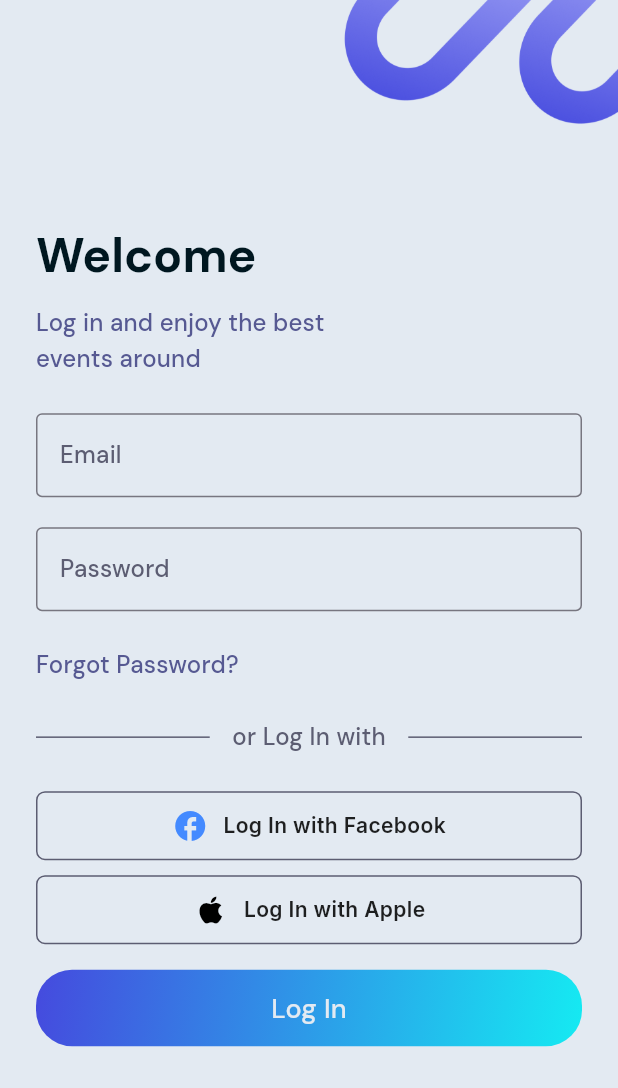
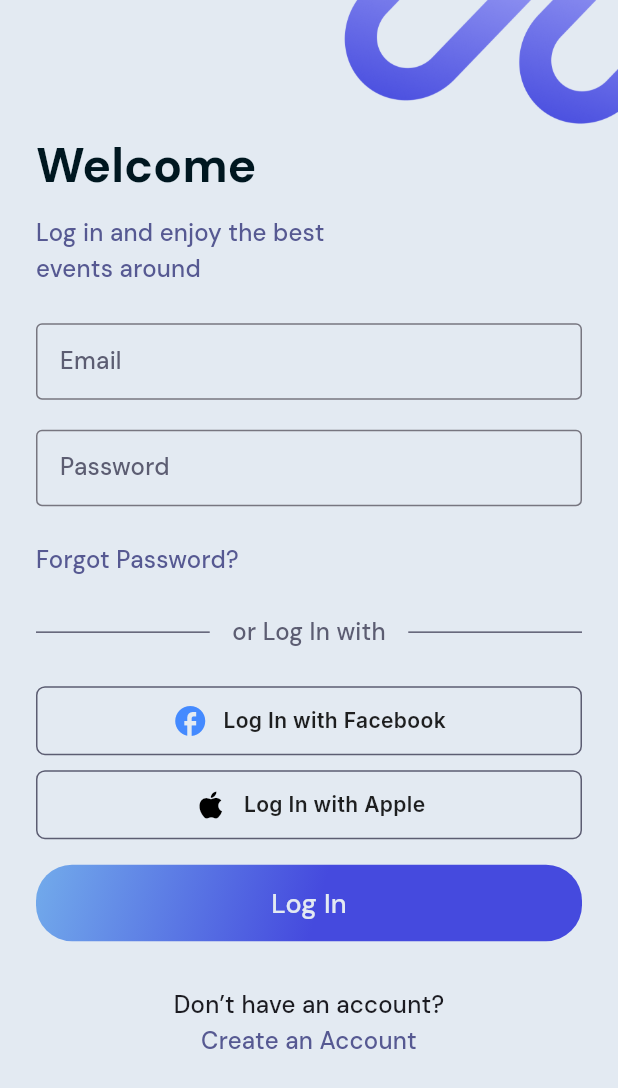
Before and after one commit to dexter9code/Flutter_projects, a Flutter app: the screen it shows after launch, on a phone screen of 412 x 824 dp. Shown: the top 1088 px of the screen. Run offline on Flutter 3.47's test engine with Material 2 defaults, Android fonts, the phone set to English and light mode, and no system bars; our stand-ins replace google_fonts.

```diff
--- a/lib/screens/login.dart
+++ b/lib/screens/login.dart
@@ -13,13 +13,38 @@ class LoginScreen extends StatefulWidget {
 }
 
 class _LoginScreenState extends State<LoginScreen> {
+  final _emailText = TextEditingController();
+  final _passwordText = TextEditingController();
+  final _formKey = GlobalKey<FormState>();
+  var _emailError = false;
+  var _passwordError = false;
+
+  @override
+  void dispose() {
+    _emailText.dispose();
+    _passwordText.dispose();
+    super.dispose();
+  }
+
+  void onPressLoginHandler() {
+    final validate = _formKey.currentState!.validate();
+    if (validate) {
+      _formKey.currentState!.save();
+    }
+    print(_emailText.text);
+    print(_passwordText.text);
+  }
+
   @override
   Widget build(BuildContext context) {
+    final primaryColor = Theme.of(context).colorScheme.primary;
+
     return Scaffold(
         backgroundColor: Theme.of(context).colorScheme.background,
         body: Column(
           mainAxisAlignment: MainAxisAlignment.start,
           crossAxisAlignment: CrossAxisAlignment.start,
+          mainAxisSize: MainAxisSize.min,
           children: [
             SizedBox(
               height: MediaQuery.of(context).padding.top,
@@ -31,15 +56,22 @@ class _LoginScreenState extends State<LoginScreen> {
                 child: Image.asset('assets/top.png'),
               ),
             ]),
-            SingleChildScrollView(
+            Expanded(
+              child: Container(
+                transform: Matrix4.translationValues(0, -60, 0),
+                child: SingleChildScrollView(
                   child: Padding(
                     padding: const EdgeInsets.only(left: 24, right: 24),
                     child: Column(
+                      mainAxisSize: MainAxisSize.min,
                       crossAxisAlignment: CrossAxisAlignment.start,
                       children: [
                         Text(
                           "Welcome",
-                      style: Theme.of(context).textTheme.titleLarge!.copyWith(
+                          style: Theme.of(context)
+                              .textTheme
+                              .titleLarge!
+                              .copyWith(
                                   color: const Color.fromARGB(255, 0, 23, 32),
                                   fontSize: 32),
                         ),
@@ -56,15 +88,31 @@ class _LoginScreenState extends State<LoginScreen> {
                                 .textTheme
                                 .titleMedium!
                                 .copyWith(
-                                color: Theme.of(context).colorScheme.primary),
+                                    color:
+                                        Theme.of(context).colorScheme.primary),
                           ),
                         ),
                         const SizedBox(
                           height: 24,
                         ),
-                    TextField(
+                        TextFormField(
+                          controller: _emailText,
+                          validator: (value) {
+                            if (value == null ||
+                                value.trim().isEmpty ||
+                                !value.contains('@')) {
+                              return 'Please Enter a valid Email';
+                            }
+                            return null;
+                          },
                           keyboardType: TextInputType.emailAddress,
+                          style: const TextStyle(fontSize: 13),
                           decoration: InputDecoration(
+                              errorBorder: OutlineInputBorder(
+                                  borderSide: BorderSide(
+                                      color: Theme.of(context)
+                                          .colorScheme
+                                          .onError)),
                               border: const OutlineInputBorder(
                                   borderSide: BorderSide(color: Colors.black)),
                               // hintText: 'Email',
@@ -82,12 +130,35 @@ class _LoginScreenState extends State<LoginScreen> {
                         const SizedBox(
                           height: 20,
                         ),
-                    TextField(
+                        Form(
+                            key: _formKey,
+                            child: Column(
+                              children: [
+                                TextFormField(
+                                  validator: (value) {
+                                    if (value == null ||
+                                        value.trim().length < 6) {
+                                      return 'Password Length should be greater than 6';
+                                    }
+                                    return null;
+                                  },
+                                  onTap: () {
+                                    setState(() {
+                                      _passwordError = false;
+                                    });
+                                  },
+                                  controller: _passwordText,
                                   keyboardType: TextInputType.text,
                                   obscureText: true,
+                                  style: const TextStyle(fontSize: 13),
                                   decoration: InputDecoration(
                                       border: const OutlineInputBorder(
-                              borderSide: BorderSide(color: Colors.black)),
+                                        borderSide:
+                                            BorderSide(color: Colors.black),
+                                      ),
+                                      errorBorder: const OutlineInputBorder(
+                                          borderSide: BorderSide(
+                                              color: Colors.redAccent)),
                                       // hintText: 'Email',
                                       label: Text(
                                         'Password',
@@ -100,12 +171,17 @@ class _LoginScreenState extends State<LoginScreen> {
                                                     .secondary),
                                       )),
                                 ),
+                              ],
+                            )),
                         const SizedBox(
                           height: 24,
                         ),
                         Text(
                           'Forgot Password?',
-                      style: Theme.of(context).textTheme.titleMedium!.copyWith(
+                          style: Theme.of(context)
+                              .textTheme
+                              .titleMedium!
+                              .copyWith(
                                   color: Theme.of(context).colorScheme.primary),
                         ),
                         const SizedBox(
@@ -117,10 +193,12 @@ class _LoginScreenState extends State<LoginScreen> {
                               child: Container(
                                   height: 1,
                                   width: double.infinity,
-                              color: Theme.of(context).colorScheme.secondary),
+                                  color:
+                                      Theme.of(context).colorScheme.secondary),
                             ),
                             Padding(
-                          padding: const EdgeInsets.symmetric(horizontal: 15),
+                              padding:
+                                  const EdgeInsets.symmetric(horizontal: 15),
                               child: Text(
                                 'or Log In with',
                                 style: Theme.of(context)
@@ -136,7 +214,8 @@ class _LoginScreenState extends State<LoginScreen> {
                               child: Container(
                                   height: 1,
                                   width: double.infinity,
-                              color: Theme.of(context).colorScheme.secondary),
+                                  color:
+                                      Theme.of(context).colorScheme.secondary),
                             ),
                           ],
                         ),
@@ -148,7 +227,8 @@ class _LoginScreenState extends State<LoginScreen> {
                               borderRadius: BorderRadius.circular(6),
                               border: Border.all(
                                   width: 1,
-                              color: Theme.of(context).colorScheme.secondary)),
+                                  color:
+                                      Theme.of(context).colorScheme.secondary)),
                           width: double.infinity,
                           // height: 40,
                           child: Padding(
@@ -182,7 +262,8 @@ class _LoginScreenState extends State<LoginScreen> {
                               borderRadius: BorderRadius.circular(6),
                               border: Border.all(
                                   width: 1,
-                              color: Theme.of(context).colorScheme.secondary)),
+                                  color:
+                                      Theme.of(context).colorScheme.secondary)),
                           width: double.infinity,
                           // height: 40,
                           child: Padding(
@@ -211,19 +292,26 @@ class _LoginScreenState extends State<LoginScreen> {
                         const SizedBox(
                           height: 17,
                         ),
-                    Container(
+                        InkWell(
+                          borderRadius:
+                              const BorderRadius.all(Radius.circular(24)),
+                          onTap: onPressLoginHandler,
+                          child: Container(
                             alignment: Alignment.center,
                             padding: const EdgeInsets.symmetric(
                                 vertical: 12, horizontal: 16),
-                      decoration: const BoxDecoration(
-                          borderRadius: BorderRadius.all(Radius.circular(24)),
+                            decoration: BoxDecoration(
+                                borderRadius:
+                                    const BorderRadius.all(Radius.circular(24)),
                                 gradient: LinearGradient(
                                     colors: [
-                                Color.fromRGBO(69, 74, 222, 1),
-                                Color.fromRGBO(277, 234, 242, 1)
+                                      Color.fromARGB(255, 114, 171, 235),
+                                      Color.fromARGB(255, 69, 74, 222),
+                                      // Color.fromRGBO(69, 74, 222, 1),
+                                      // Color.fromRGBO(277, 234, 242, 1)
                                     ],
                                     begin: Alignment.topLeft,
-                              end: Alignment.bottomRight)),
+                                    end: Alignment.bottomCenter)),
                             width: double.infinity,
                             child: Text(
                               'Log In',
@@ -232,10 +320,36 @@ class _LoginScreenState extends State<LoginScreen> {
                                   .titleMedium!
                                   .copyWith(
                                       fontSize: 18,
-                                color: const Color.fromRGBO(227, 234, 242, 1)),
+                                      color: const Color.fromRGBO(
+                                          227, 234, 242, 1)),
                             ),
                           ),
+                        ),
+                        const SizedBox(
+                          height: 31,
+                        ),
+                        Container(
+                          alignment: Alignment.center,
+                          child: Text(
+                            'Don’t have an account? ',
+                            style: Theme.of(context).textTheme.titleMedium!,
+                            textAlign: TextAlign.center,
+                          ),
+                        ),
+                        Container(
+                          alignment: Alignment.center,
+                          child: Text(
+                            'Create an Account',
+                            style: Theme.of(context)
+                                .textTheme
+                                .titleMedium!
+                                .copyWith(color: primaryColor),
+                            textAlign: TextAlign.center,
+                          ),
+                        )
                       ],
+                    ),
+                  ),
                 ),
               ),
             ),
```
Also changed, not shown: 1 other file. Lines whose indentation alone changed are shown as unchanged.
